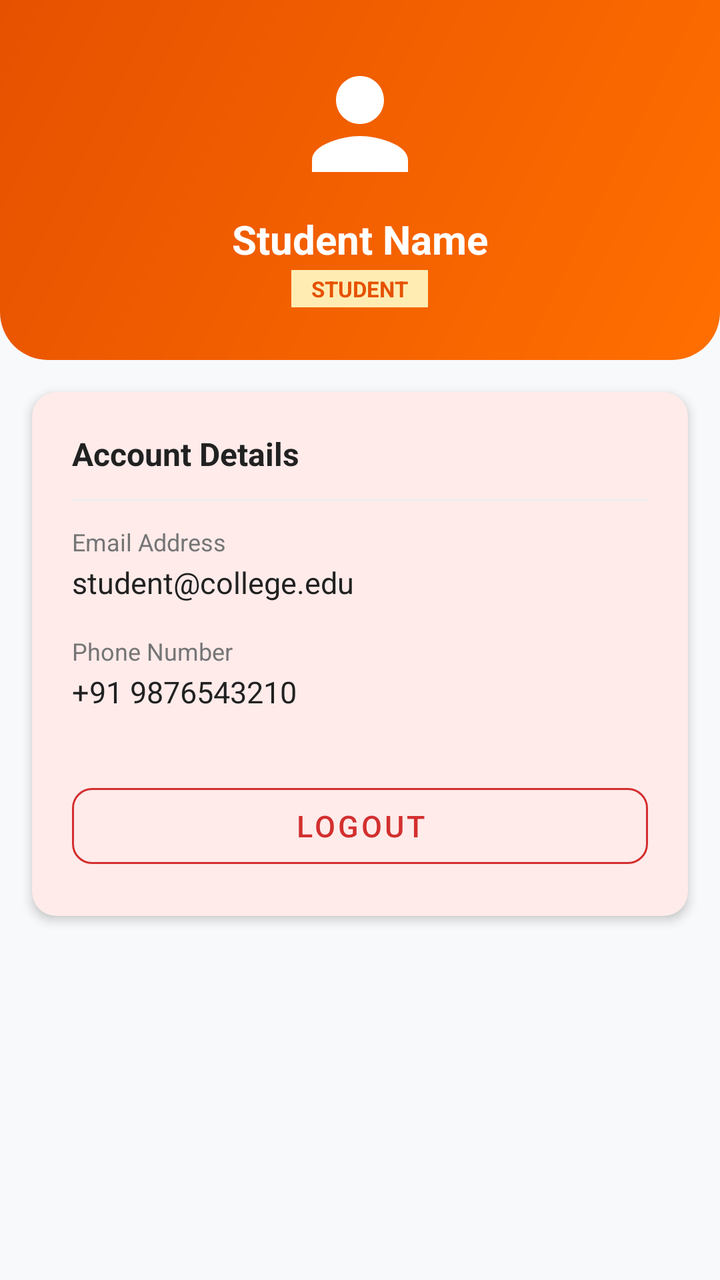
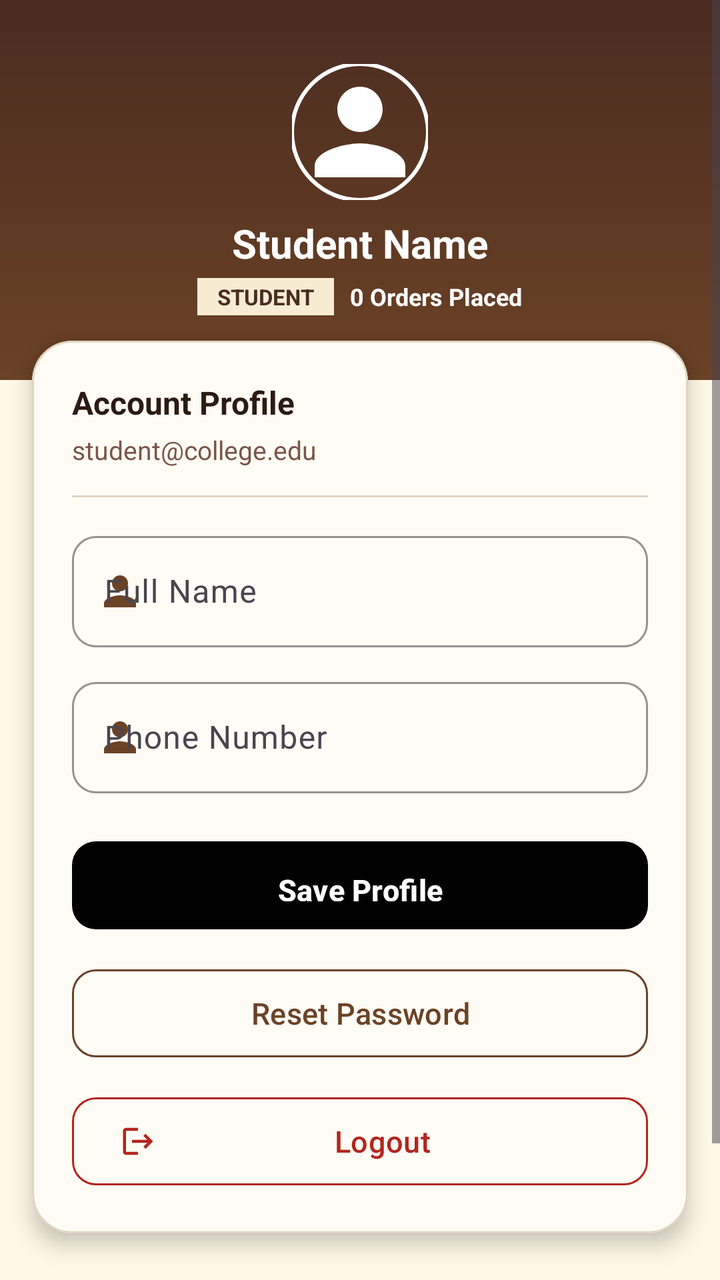

Compare the two renders of this Android layout. The source of the first and the diff that turns it into the second are given below.
<!-- AndroidManifest.xml: application theme Theme.CollegeCanteenFoodOrderingApp -->
<!-- res/layout/fragment_profile.xml -->
<?xml version="1.0" encoding="utf-8"?>
<LinearLayout xmlns:android="http://schemas.android.com/apk/res/android"
    xmlns:app="http://schemas.android.com/apk/res-auto"
    android:layout_width="match_parent"
    android:layout_height="match_parent"
    android:background="@color/bg_main"
    android:orientation="vertical">

    
    <LinearLayout
        android:layout_width="match_parent"
        android:layout_height="180dp"
        android:background="@drawable/bg_header_gradient"
        android:gravity="center"
        android:orientation="vertical">

        <ImageView
            android:layout_width="72dp"
            android:layout_height="72dp"
            android:contentDescription="Profile Icon"
            android:src="@drawable/ic_person"
            app:tint="@color/white" />

        <TextView
            android:id="@+id/tvProfileName"
            android:layout_width="wrap_content"
            android:layout_height="wrap_content"
            android:layout_marginTop="8dp"
            android:text="Student Name"
            android:textColor="@color/white"
            android:textSize="20sp"
            android:textStyle="bold" />

        <TextView
            android:id="@+id/tvProfileRole"
            android:layout_width="wrap_content"
            android:layout_height="wrap_content"
            android:layout_marginTop="2dp"
            android:background="#FFECB3"
            android:paddingHorizontal="10dp"
            android:paddingVertical="2dp"
            android:text="STUDENT"
            android:textColor="@color/primary_dark"
            android:textSize="11sp"
            android:textStyle="bold" />
    </LinearLayout>

    <com.google.android.material.card.MaterialCardView
        android:layout_width="match_parent"
        android:layout_height="wrap_content"
        android:layout_margin="16dp"
        app:cardCornerRadius="12dp"
        app:cardElevation="3dp"
        app:strokeWidth="0dp">

        <LinearLayout
            android:layout_width="match_parent"
            android:layout_height="wrap_content"
            android:orientation="vertical"
            android:padding="20dp">

            <TextView
                android:layout_width="wrap_content"
                android:layout_height="wrap_content"
                android:text="Account Details"
                android:textColor="@color/text_primary"
                android:textSize="16sp"
                android:textStyle="bold" />

            <View
                android:layout_width="match_parent"
                android:layout_height="1dp"
                android:layout_marginVertical="12dp"
                android:background="@color/divider" />

            <TextView
                android:layout_width="wrap_content"
                android:layout_height="wrap_content"
                android:text="Email Address"
                android:textColor="@color/text_secondary"
                android:textSize="12sp" />

            <TextView
                android:id="@+id/tvProfileEmail"
                android:layout_width="wrap_content"
                android:layout_height="wrap_content"
                android:layout_marginTop="2dp"
                android:text="student@college.edu"
                android:textColor="@color/text_primary"
                android:textSize="15sp" />

            <TextView
                android:layout_width="wrap_content"
                android:layout_height="wrap_content"
                android:layout_marginTop="16dp"
                android:text="Phone Number"
                android:textColor="@color/text_secondary"
                android:textSize="12sp" />

            <TextView
                android:id="@+id/tvProfilePhone"
                android:layout_width="wrap_content"
                android:layout_height="wrap_content"
                android:layout_marginTop="2dp"
                android:text="+91 9876543210"
                android:textColor="@color/text_primary"
                android:textSize="15sp" />

            <com.google.android.material.button.MaterialButton
                android:id="@+id/btnLogout"
                style="@style/Widget.MaterialComponents.Button.OutlinedButton"
                android:layout_width="match_parent"
                android:layout_height="50dp"
                android:layout_marginTop="32dp"
                android:text="Logout"
                android:textColor="@color/red_error"
                android:textSize="15sp"
                app:cornerRadius="10dp"
                app:strokeColor="@color/red_error" />

        </LinearLayout>

    </com.google.android.material.card.MaterialCardView>

</LinearLayout>
<!-- resources referenced by this layout -->
<resources>
  <color name="bg_main">#F8F9FA</color>
  <color name="divider">#EEEEEE</color>
  <color name="primary_dark">#E65100</color>
  <color name="red_error">#D32F2F</color>
  <color name="text_primary">#212121</color>
  <color name="text_secondary">#757575</color>
  <color name="white">#FFFFFF</color>
  <!-- drawable bg_header_gradient (drawable) -->
  <?xml version="1.0" encoding="utf-8"?>
  <shape xmlns:android="http://schemas.android.com/apk/res/android"
      android:shape="rectangle">
      <gradient
          android:angle="135"
          android:endColor="#E65100"
          android:startColor="#FF6F00"
          android:type="linear" />
      <corners
          android:bottomLeftRadius="24dp"
          android:bottomRightRadius="24dp" />
  </shape>
  <!-- drawable ic_person (drawable) -->
  <vector xmlns:android="http://schemas.android.com/apk/res/android"
      android:width="24dp"
      android:height="24dp"
      android:viewportWidth="24"
      android:viewportHeight="24">
      <path
          android:fillColor="#FF6F00"
          android:pathData="M12,12c2.21,0 4,-1.79 4,-4s-1.79,-4 -4,-4 -4,1.79 -4,4 1.79,4 4,4zM12,14c-2.67,0 -8,1.34 -8,4v2h16v-2c0,-2.66 -5.33,-4 -8,-4z" />
  </vector>
  <style name="Theme.CollegeCanteenFoodOrderingApp" parent="Base.Theme.CollegeCanteenFoodOrderingApp" />
  <style name="Base.Theme.CollegeCanteenFoodOrderingApp" parent="Theme.Material3.DayNight">
          <item name="colorPrimary">@color/primary</item>
          <item name="colorPrimaryDark">@color/primary_dark</item>
          <item name="colorAccent">@color/accent</item>
          <item name="android:windowBackground">@color/bg_main</item>
      </style>
  <color name="primary">#FF6F00</color>
  <color name="accent">#FF9800</color>
</resources>

<!-- the commit's change to res/layout/fragment_profile.xml (unified diff, before → after) -->
@@ -1,125 +1,200 @@
 <?xml version="1.0" encoding="utf-8"?>
-<LinearLayout xmlns:android="http://schemas.android.com/apk/res/android"
+<ScrollView xmlns:android="http://schemas.android.com/apk/res/android"
     xmlns:app="http://schemas.android.com/apk/res-auto"
     android:layout_width="match_parent"
     android:layout_height="match_parent"
-    android:background="@color/bg_main"
-    android:orientation="vertical">
-
-    
+    android:fillViewport="true"
+    android:background="@color/bg_cream">
+
     <LinearLayout
         android:layout_width="match_parent"
-        android:layout_height="180dp"
-        android:background="@drawable/bg_header_gradient"
-        android:gravity="center"
+        android:layout_height="wrap_content"
         android:orientation="vertical">
 
-        <ImageView
-            android:layout_width="72dp"
-            android:layout_height="72dp"
-            android:contentDescription="Profile Icon"
-            android:src="@drawable/ic_person"
-            app:tint="@color/white" />
-
-        <TextView
-            android:id="@+id/tvProfileName"
-            android:layout_width="wrap_content"
-            android:layout_height="wrap_content"
-            android:layout_marginTop="8dp"
-            android:text="Student Name"
-            android:textColor="@color/white"
-            android:textSize="20sp"
-            android:textStyle="bold" />
-
-        <TextView
-            android:id="@+id/tvProfileRole"
-            android:layout_width="wrap_content"
-            android:layout_height="wrap_content"
-            android:layout_marginTop="2dp"
-            android:background="#FFECB3"
-            android:paddingHorizontal="10dp"
-            android:paddingVertical="2dp"
-            android:text="STUDENT"
-            android:textColor="@color/primary_dark"
-            android:textSize="11sp"
-            android:textStyle="bold" />
-    </LinearLayout>
-
-    <com.google.android.material.card.MaterialCardView
-        android:layout_width="match_parent"
-        android:layout_height="wrap_content"
-        android:layout_margin="16dp"
-        app:cardCornerRadius="12dp"
-        app:cardElevation="3dp"
-        app:strokeWidth="0dp">
-
+        
         <LinearLayout
             android:layout_width="match_parent"
-            android:layout_height="wrap_content"
+            android:layout_height="190dp"
+            android:background="@drawable/bg_header_gradient"
+            android:gravity="center"
             android:orientation="vertical"
             android:padding="20dp">
 
+            <com.google.android.material.imageview.ShapeableImageView
+                android:layout_width="68dp"
+                android:layout_height="68dp"
+                android:src="@drawable/ic_person"
+                android:contentDescription="Profile Icon"
+                app:shapeAppearanceOverlay="@style/ShapeAppearance.Material3.Corner.Full"
+                app:strokeColor="@color/white"
+                app:strokeWidth="2dp"
+                app:tint="@color/white" />
+
             <TextView
+                android:id="@+id/tvProfileName"
                 android:layout_width="wrap_content"
                 android:layout_height="wrap_content"
-                android:text="Account Details"
-                android:textColor="@color/text_primary"
-                android:textSize="16sp"
+                android:layout_marginTop="8dp"
+                android:text="Student Name"
+                android:textColor="@color/white"
+                android:textSize="20sp"
                 android:textStyle="bold" />
 
-            <View
-                android:layout_width="match_parent"
-                android:layout_height="1dp"
-                android:layout_marginVertical="12dp"
-                android:background="@color/divider" />
-
-            <TextView
+            <LinearLayout
                 android:layout_width="wrap_content"
                 android:layout_height="wrap_content"
-                android:text="Email Address"
-                android:textColor="@color/text_secondary"
-                android:textSize="12sp" />
-
-            <TextView
-                android:id="@+id/tvProfileEmail"
-                android:layout_width="wrap_content"
+                android:layout_marginTop="4dp"
+                android:gravity="center"
+                android:orientation="horizontal">
+
+                <TextView
+                    android:id="@+id/tvRoleTag"
+                    android:layout_width="wrap_content"
+                    android:layout_height="wrap_content"
+                    android:background="@color/bg_light_cream"
+                    android:paddingHorizontal="10dp"
+                    android:paddingVertical="2dp"
+                    android:text="STUDENT"
+                    android:textColor="@color/primary_dark"
+                    android:textSize="11sp"
+                    android:textStyle="bold" />
+
+                <TextView
+                    android:id="@+id/tvTotalOrdersCount"
+                    android:layout_width="wrap_content"
+                    android:layout_height="wrap_content"
+                    android:layout_marginStart="8dp"
+                    android:text="0 Orders Placed"
+                    android:textColor="@color/white"
+                    android:textSize="12sp"
+                    android:textStyle="bold" />
+            </LinearLayout>
+        </LinearLayout>
+
+        
+        <com.google.android.material.card.MaterialCardView
+            android:layout_width="match_parent"
+            android:layout_height="wrap_content"
+            android:layout_marginHorizontal="16dp"
+            android:layout_marginTop="-20dp"
+            android:layout_marginBottom="100dp"
+            app:cardBackgroundColor="@color/surface_card"
+            app:cardCornerRadius="20dp"
+            app:cardElevation="6dp"
+            app:strokeColor="@color/border_light"
+            app:strokeWidth="1dp">
+
+            <LinearLayout
+                android:layout_width="match_parent"
                 android:layout_height="wrap_content"
-                android:layout_marginTop="2dp"
-                android:text="student@college.edu"
-                android:textColor="@color/text_primary"
-                android:textSize="15sp" />
-
-            <TextView
-                android:layout_width="wrap_content"
-                android:layout_height="wrap_content"
-                android:layout_marginTop="16dp"
-                android:text="Phone Number"
-                android:textColor="@color/text_secondary"
-                android:textSize="12sp" />
-
-            <TextView
-                android:id="@+id/tvProfilePhone"
-                android:layout_width="wrap_content"
-                android:layout_height="wrap_content"
-                android:layout_marginTop="2dp"
-                android:text="+91 9876543210"
-                android:textColor="@color/text_primary"
-                android:textSize="15sp" />
-
-            <com.google.android.material.button.MaterialButton
-                android:id="@+id/btnLogout"
-                style="@style/Widget.MaterialComponents.Button.OutlinedButton"
-                android:layout_width="match_parent"
-                android:layout_height="50dp"
-                android:layout_marginTop="32dp"
-                android:text="Logout"
-                android:textColor="@color/red_error"
-                android:textSize="15sp"
-                app:cornerRadius="10dp"
-                app:strokeColor="@color/red_error" />
-
-        </LinearLayout>
-
-    </com.google.android.material.card.MaterialCardView>
-
-</LinearLayout>
+                android:orientation="vertical"
+                android:padding="20dp">
+
+                <TextView
+                    android:layout_width="wrap_content"
+                    android:layout_height="wrap_content"
+                    android:text="Account Profile"
+                    android:textColor="@color/text_primary"
+                    android:textSize="16sp"
+                    android:textStyle="bold" />
+
+                <TextView
+                    android:id="@+id/tvProfileEmail"
+                    android:layout_width="wrap_content"
+                    android:layout_height="wrap_content"
+                    android:layout_marginTop="4dp"
+                    android:text="student@college.edu"
+                    android:textColor="@color/text_secondary"
+                    android:textSize="13sp" />
+
+                <View
+                    android:layout_width="match_parent"
+                    android:layout_height="1dp"
+                    android:layout_marginVertical="14dp"
+                    android:background="@color/divider" />
+
+                <com.google.android.material.textfield.TextInputLayout
+                    style="@style/Widget.Material3.TextInputLayout.OutlinedBox"
+                    android:layout_width="match_parent"
+                    android:layout_height="wrap_content"
+                    android:hint="Full Name"
+                    app:boxCornerRadiusBottomEnd="12dp"
+                    app:boxCornerRadiusBottomStart="12dp"
+                    app:boxCornerRadiusTopEnd="12dp"
+                    app:boxCornerRadiusTopStart="12dp"
+                    app:boxStrokeColor="@color/primary"
+                    app:startIconDrawable="@drawable/ic_person"
+                    app:startIconTint="@color/primary">
+
+                    <com.google.android.material.textfield.TextInputEditText
+                        android:id="@+id/etEditName"
+                        android:layout_width="match_parent"
+                        android:layout_height="wrap_content"
+                        android:inputType="textPersonName"
+                        android:textColor="@color/text_primary" />
+                </com.google.android.material.textfield.TextInputLayout>
+
+                <com.google.android.material.textfield.TextInputLayout
+                    style="@style/Widget.Material3.TextInputLayout.OutlinedBox"
+                    android:layout_width="match_parent"
+                    android:layout_height="wrap_content"
+                    android:layout_marginTop="12dp"
+                    android:hint="Phone Number"
+                    app:boxCornerRadiusBottomEnd="12dp"
+                    app:boxCornerRadiusBottomStart="12dp"
+                    app:boxCornerRadiusTopEnd="12dp"
+                    app:boxCornerRadiusTopStart="12dp"
+                    app:boxStrokeColor="@color/primary"
+                    app:startIconDrawable="@drawable/ic_person"
+                    app:startIconTint="@color/primary">
+
+                    <com.google.android.material.textfield.TextInputEditText
+                        android:id="@+id/etEditPhone"
+                        android:layout_width="match_parent"
+                        android:layout_height="wrap_content"
+                        android:inputType="phone"
+                        android:textColor="@color/text_primary" />
+                </com.google.android.material.textfield.TextInputLayout>
+
+                <com.google.android.material.button.MaterialButton
+                    android:id="@+id/btnSaveProfile"
+                    style="@style/Widget.Starbucks.Button.Gradient"
+                    android:layout_width="match_parent"
+                    android:layout_height="52dp"
+                    android:layout_marginTop="20dp"
+                    android:text="Save Profile"
+                    android:textSize="15sp"
+                    android:textStyle="bold"
+                    app:cornerRadius="12dp" />
+
+                <com.google.android.material.button.MaterialButton
+                    android:id="@+id/btnChangePassword"
+                    style="@style/Widget.Material3.Button.OutlinedButton"
+                    android:layout_width="match_parent"
+                    android:layout_height="52dp"
+                    android:layout_marginTop="12dp"
+                    android:text="Reset Password"
+                    android:textColor="@color/primary"
+                    android:textSize="15sp"
+                    app:cornerRadius="12dp"
+                    app:strokeColor="@color/primary" />
+
+                <com.google.android.material.button.MaterialButton
+                    android:id="@+id/btnLogout"
+                    style="@style/Widget.Material3.Button.OutlinedButton"
+                    android:layout_width="match_parent"
+                    android:layout_height="52dp"
+                    android:layout_marginTop="12dp"
+                    android:text="Logout"
+                    android:textColor="@color/red_error"
+                    android:textSize="15sp"
+                    app:cornerRadius="12dp"
+                    app:icon="@drawable/ic_logout"
+                    app:iconTint="@color/red_error"
+                    app:strokeColor="@color/red_error" />
+
+            </LinearLayout>
+        </com.google.android.material.card.MaterialCardView>
+
+    </LinearLayout>
+</ScrollView>
<!-- resource entries referenced after the edit -->
@@ -1,43 +1,53 @@
 <!-- resources referenced by this layout -->
 <resources>
-  <color name="bg_main">#F8F9FA</color>
-  <color name="divider">#EEEEEE</color>
-  <color name="primary_dark">#E65100</color>
-  <color name="red_error">#D32F2F</color>
-  <color name="text_primary">#212121</color>
-  <color name="text_secondary">#757575</color>
+  <color name="bg_cream">#FFF8E7</color>
+  <color name="bg_light_cream">#F7EBD3</color>
+  <color name="border_light">#E0D5C1</color>
+  <color name="bg_main">#FFF8E7</color>
+  <color name="divider">#E0D5C1</color>
+  <color name="primary_dark">#4A2C20</color>
+  <color name="red_error">#B3261E</color>
+  <color name="surface_card">#FFFCF5</color>
+  <color name="text_primary">#2B1B14</color>
+  <color name="text_secondary">#795548</color>
   <color name="white">#FFFFFF</color>
   <!-- drawable bg_header_gradient (drawable) -->
   <?xml version="1.0" encoding="utf-8"?>
-  <shape xmlns:android="http://schemas.android.com/apk/res/android"
-      android:shape="rectangle">
-      <gradient
-          android:angle="135"
-          android:endColor="#E65100"
-          android:startColor="#FF6F00"
-          android:type="linear" />
-      <corners
-          android:bottomLeftRadius="24dp"
-          android:bottomRightRadius="24dp" />
+  <shape xmlns:android="http://schemas.android.com/apk/res/android" android:shape="rectangle">
+      <gradient android:angle="270" android:startColor="#4A2C20" android:endColor="#6B4226" android:type="linear"/>
   </shape>
+  <!-- drawable ic_logout (drawable) -->
+  <vector xmlns:android="http://schemas.android.com/apk/res/android" android:width="24dp" android:height="24dp" android:viewportWidth="24" android:viewportHeight="24">
+      <path android:fillColor="#FF6B4226" android:pathData="M17,7l-1.41,1.41L18.17,11H8v2h10.17l-2.58,2.58L17,17l5,-5zM4,5h8V3H4c-1.1,0 -2,0.9 -2,2v14c0,1.1 0.9,2 2,2h8v-2H4V5z"/>
+  </vector>
   <!-- drawable ic_person (drawable) -->
-  <vector xmlns:android="http://schemas.android.com/apk/res/android"
-      android:width="24dp"
-      android:height="24dp"
-      android:viewportWidth="24"
-      android:viewportHeight="24">
-      <path
-          android:fillColor="#FF6F00"
-          android:pathData="M12,12c2.21,0 4,-1.79 4,-4s-1.79,-4 -4,-4 -4,1.79 -4,4 1.79,4 4,4zM12,14c-2.67,0 -8,1.34 -8,4v2h16v-2c0,-2.66 -5.33,-4 -8,-4z" />
+  <vector xmlns:android="http://schemas.android.com/apk/res/android" android:width="24dp" android:height="24dp" android:viewportWidth="24" android:viewportHeight="24">
+      <path android:fillColor="#FF6B4226" android:pathData="M12,12c2.21,0 4,-1.79 4,-4s-1.79,-4 -4,-4 -4,1.79 -4,4 1.79,4 4,4zm0,2c-2.67,0 -8,1.34 -8,4v2h16v-2c0,-2.66 -5.33,-4 -8,-4z"/>
   </vector>
+  <style name="Widget.Starbucks.Button.Gradient" parent="Widget.Material3.Button">
+          <item name="background">@drawable/bg_gradient_brown_caramel</item>
+          <item name="backgroundTint">@null</item>
+          <item name="android:textColor">@color/text_on_primary</item>
+          <item name="cornerRadius">24dp</item>
+          <item name="android:paddingVertical">14dp</item>
+          <item name="android:textSize">15sp</item>
+          <item name="android:textStyle">bold</item>
+      </style>
   <style name="Theme.CollegeCanteenFoodOrderingApp" parent="Base.Theme.CollegeCanteenFoodOrderingApp" />
+  <!-- drawable bg_gradient_brown_caramel (drawable) -->
+  <?xml version="1.0" encoding="utf-8"?>
+  <shape xmlns:android="http://schemas.android.com/apk/res/android" android:shape="rectangle">
+      <gradient android:angle="45" android:startColor="#4A2C20" android:centerColor="#6B4226" android:endColor="#B97843" android:type="linear"/>
+      <corners android:radius="24dp"/>
+  </shape>
+  <color name="text_on_primary">#FFFFFF</color>
   <style name="Base.Theme.CollegeCanteenFoodOrderingApp" parent="Theme.Material3.DayNight">
           <item name="colorPrimary">@color/primary</item>
           <item name="colorPrimaryDark">@color/primary_dark</item>
           <item name="colorAccent">@color/accent</item>
           <item name="android:windowBackground">@color/bg_main</item>
       </style>
-  <color name="primary">#FF6F00</color>
-  <color name="accent">#FF9800</color>
+  <color name="primary">#6B4226</color>
+  <color name="accent">#B97843</color>
 </resources>
 
